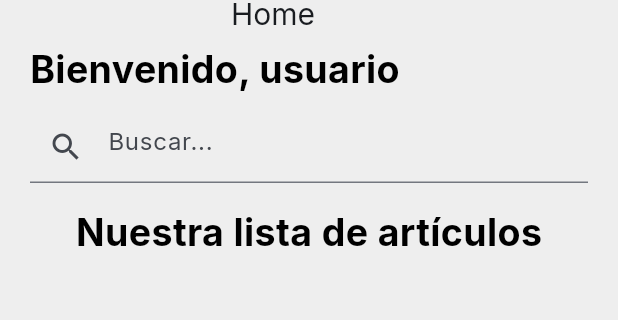
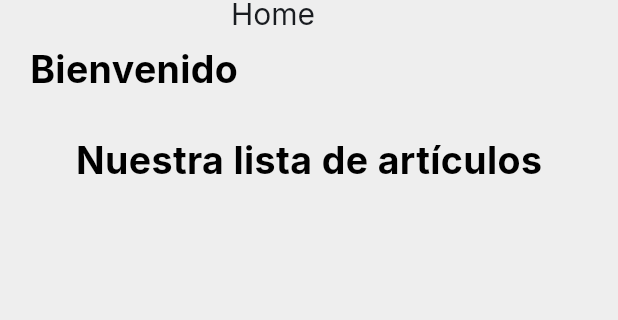
Before and after one commit to zelecto/CupTap, a Flutter app: the Home screen opened by its route, on a phone screen of 412 x 824 dp, the part 57-377 px from its top. Run offline on Flutter 3.47's test engine with Material 3 defaults, Android fonts, the phone set to English and light mode, and no system bars; our stand-ins replace animate_do, cloud_firestore, dio, equatable, firebase_core, fl_chart and 10 more; accounts and stored records are empty; generated files the repository leaves out were written again; network calls fail.

Commit message:
Arreglos visuales

```diff
--- a/lib/presentation/screens/client/home/home.dart
+++ b/lib/presentation/screens/client/home/home.dart
@@ -32,17 +32,12 @@ class HomeState extends ConsumerState<Home> {
                     sliver: SliverList(
                       delegate: SliverChildListDelegate([
                         const TextoConNegrita(
-                          texto: "Bienvenido, usuario",
+                          texto: "Bienvenido",
                           fontSize: 25,
                         ),
                         const Padding(
                           padding: EdgeInsets.fromLTRB(0, 10, 0, 0),
-                          child: TextField(
-                            decoration: InputDecoration(
-                              hintText: 'Buscar...',
-                              prefixIcon: Icon(Icons.search),
-                            ),
-                          ),
+                          child: SizedBox(width: 10,)
                         ),
                         const _ConsultarArticulosView(),
                       ]),
```
Also changed, not shown: lib/presentation/screens/client/pedidos/pedidos_sreens.dart (+3 -15 lines).
